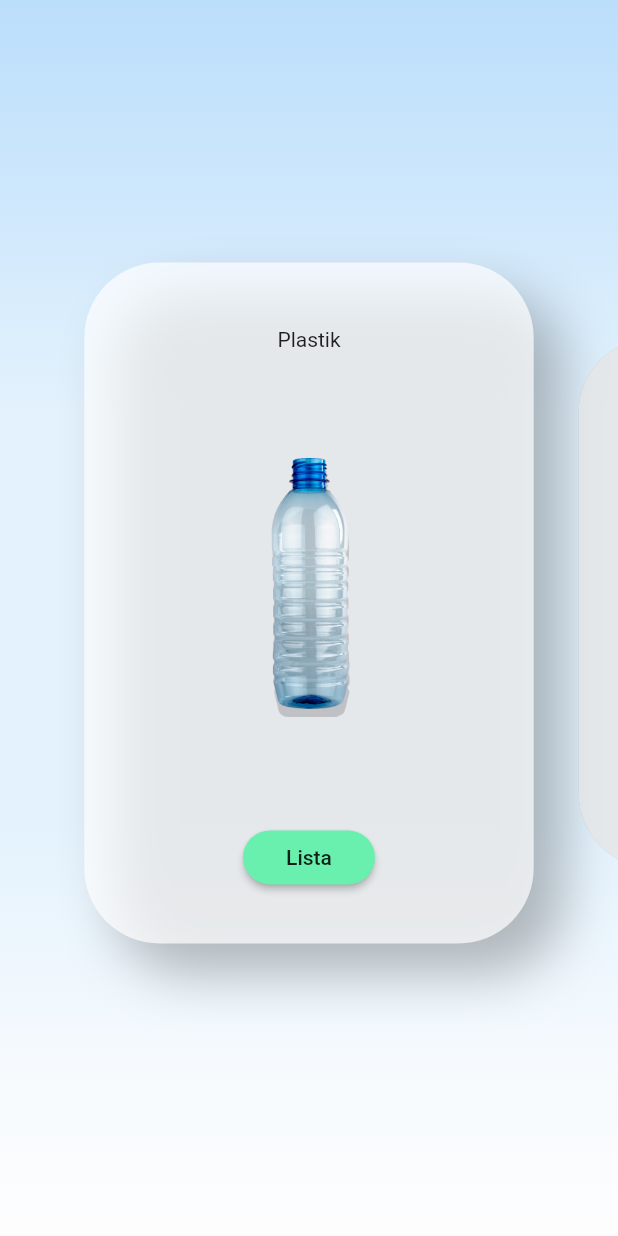
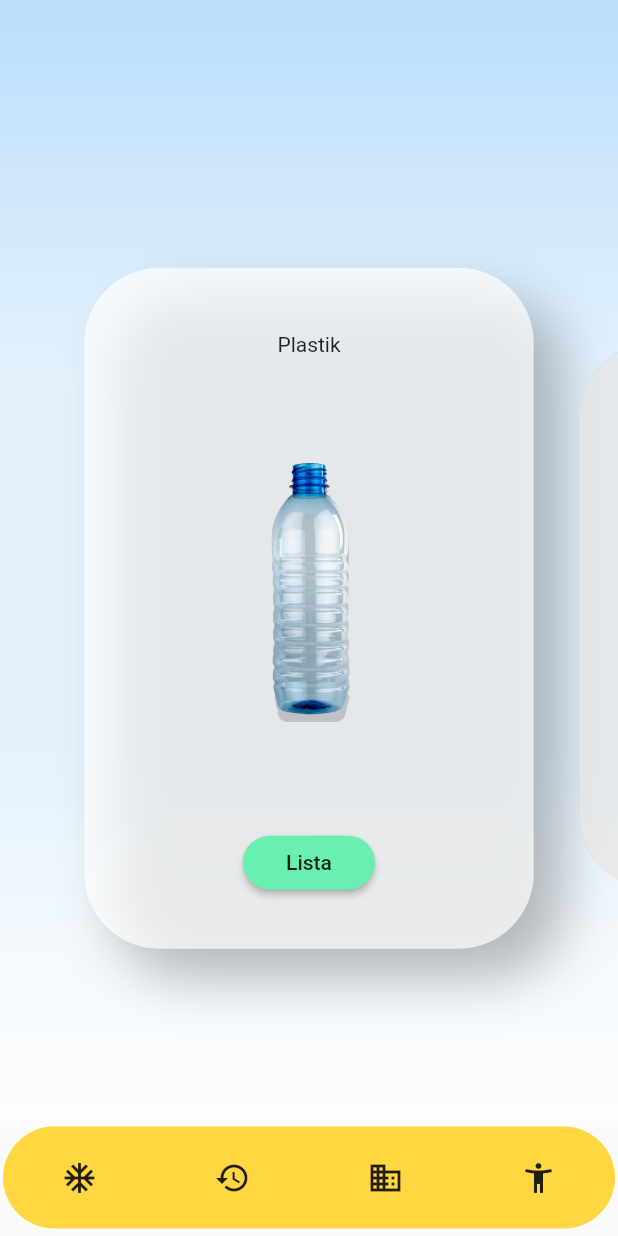
Before and after one commit to ciakarellas/recycling_app, a Flutter app: the screen it shows after launch, on a phone screen of 412 x 824 dp. Run offline on Flutter 3.47's test engine with Material 2 defaults, Android fonts, the phone set to English and light mode, and no system bars.

Commit message:
add bottom appbar and change marginf for carousel_page

```diff
--- a/lib/Widget/carousel_page.dart
+++ b/lib/Widget/carousel_page.dart
@@ -13,8 +13,8 @@ class PageCarousel extends StatelessWidget{
   @override
   Widget build(BuildContext context) {
 
-    final double top = active ? 80 : 130;
-    final double bottom = active ? 100 : 150;
+    final double top = active ? 120 : 170;
+    final double bottom = active ? 60 : 100;
     final double blur = active ? 30 : 0;
     final double offset = active ? 20 : 0;
     final double imageHeight = active ? 2.3 : 3.0;
--- a/lib/main.dart
+++ b/lib/main.dart
@@ -14,6 +14,39 @@ class MyApp extends StatelessWidget {
       create: (_) => new RecyclingProvider(),
       child: MaterialApp(
         home: Scaffold(
+          bottomNavigationBar: Container(
+            width: 90,
+            margin: EdgeInsets.fromLTRB(2, 0, 2, 5),
+            decoration: BoxDecoration(
+              color: Colors.amberAccent,
+              borderRadius: BorderRadius.circular(90),
+            ),
+              child: Padding(
+                padding: const EdgeInsets.fromLTRB(0, 10, 0, 10),
+                child: Row(
+                  mainAxisAlignment: MainAxisAlignment.spaceAround,
+                  children: <Widget>[
+                    FlatButton(
+                      onPressed: (){},
+                      child: Icon(Icons.ac_unit),
+                    ),
+                    FlatButton(
+                      onPressed: (){},
+                      child: Icon(Icons.restore),
+                    ),
+                    FlatButton(
+                      highlightColor: Colors.transparent,
+                      onPressed: (){},
+                      child: Icon(Icons.business),
+                    ),
+                    FlatButton(
+                      onPressed: (){},
+                      child: Icon(Icons.accessibility_new),
+                    )
+                ],
+                ),
+              ),
+          ),
           body: HomePage(),
         ),
       ),
```
